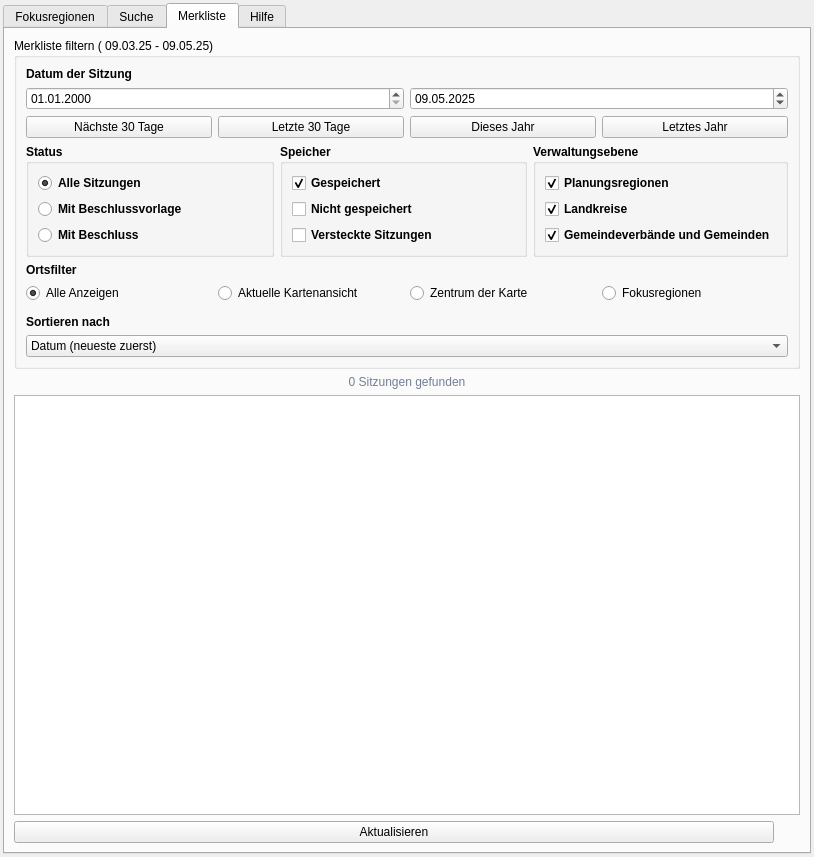
Before: the Qt Designer form ui/poliscope_plugin_dockwidget_base.ui in poliscope-de/poliscope-qgis-plugin, drawn with Qt 5.
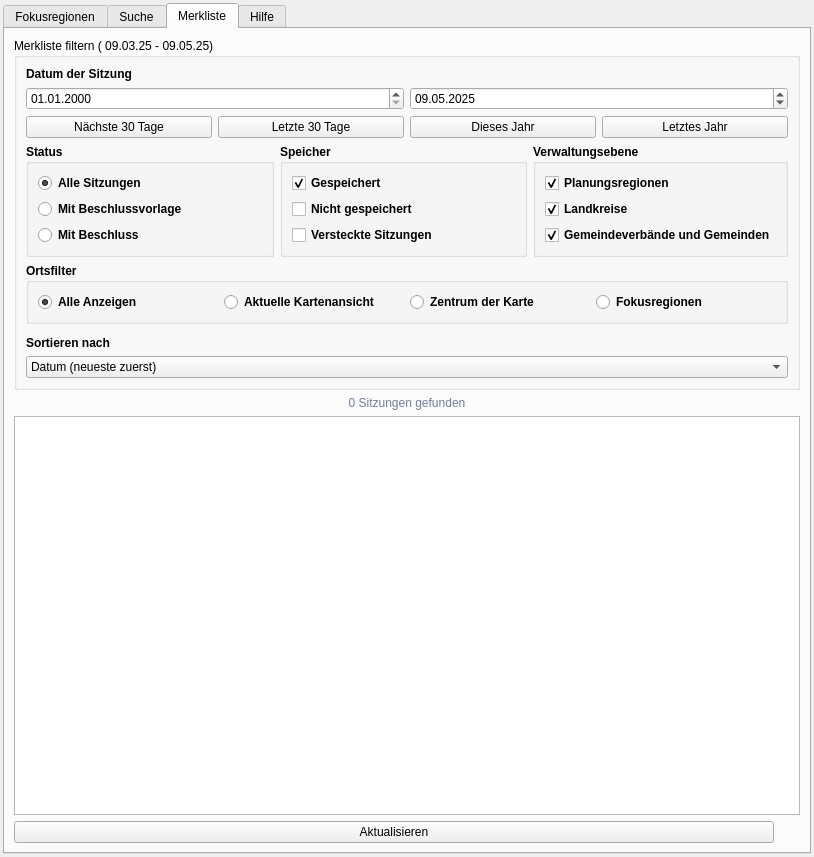
After: the same form once the commit is applied. Icons and pictures are not drawn. Custom widgets are drawn as their Qt base class.

Commit message: Merkliste: fix Ortsfilter exclusivity, rework unbookmark to session-based Nicht gespeichert

What changed in the file:
```diff
--- a/ui/poliscope_plugin_dockwidget_base.ui
+++ b/ui/poliscope_plugin_dockwidget_base.ui
@@ -1666,22 +1666,17 @@
                 </layout>
                </item>
                <item>
-                <layout class="QVBoxLayout" name="verticalLayout_15">
-                 <item>
-                  <widget class="QLabel" name="rbOrtsfilter_watchlist">
+                <widget class="QGroupBox" name="rbOrtsfilter_watchlist">
                    <property name="font">
                     <font>
                      <weight>75</weight>
                      <bold>true</bold>
                     </font>
                    </property>
-                   <property name="text">
+                 <property name="title">
                     <string>Ortsfilter</string>
                    </property>
-                  </widget>
-                 </item>
-                 <item>
-                  <layout class="QHBoxLayout" name="horizontalLayout_11">
+                 <layout class="QHBoxLayout" name="horizontalLayout_6">
                    <item>
                     <widget class="QRadioButton" name="rbAlleAnzeigen_watchlist">
                      <property name="text">
@@ -1714,8 +1709,7 @@
                     </widget>
                    </item>
                   </layout>
-                 </item>
-                </layout>
+                </widget>
                </item>
                <item>
                 <widget class="QWidget" name="wFokusregionen_watchlist" native="true"/>
```
Left out of the diff: 15 changed lines with no effect on the pictures. Lines whose indentation alone changed are shown as unchanged. The commit also changes 1 other file.
